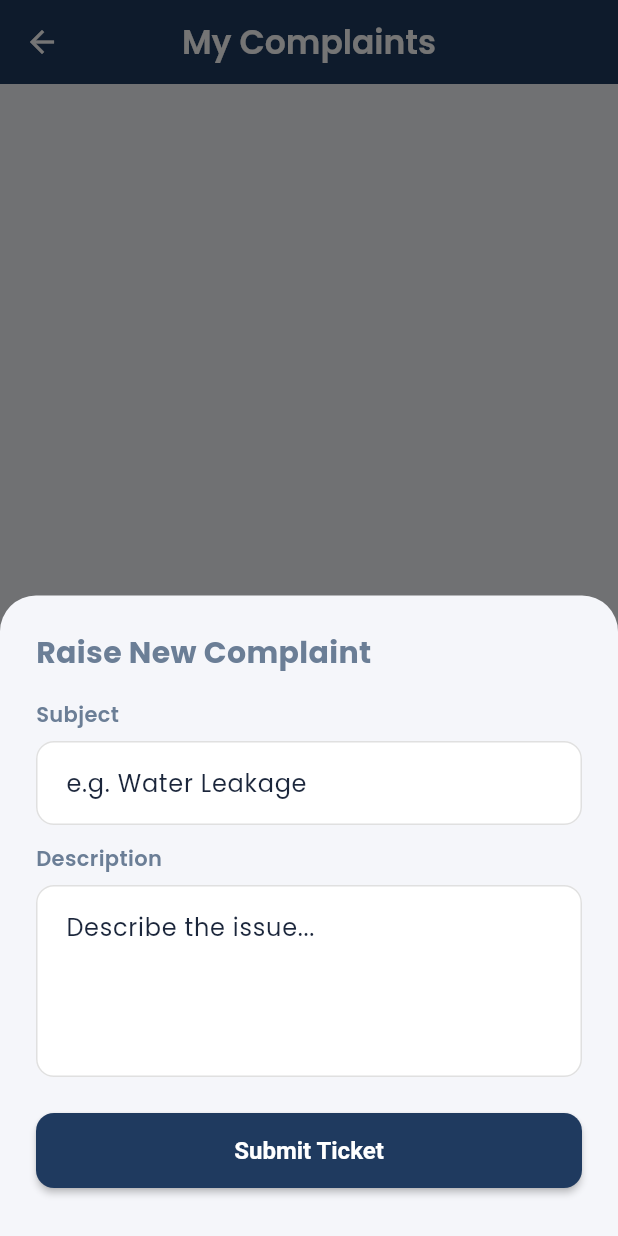
After one commit to ganesh-rajput-07/ResiFlow-app, a Flutter app: the RaiseComplaintScreen screen opened directly, after a tap on "Raise Ticket", on a phone screen of 412 x 824 dp. The commit adds this screen. Run offline on Flutter 3.47's test engine with Material 3 defaults, Android fonts, the phone set to English and light mode, and no system bars; our stand-ins replace file_picker, flutter_secure_storage, google_fonts, pdf, printing, qr_flutter; missing offline and left inert: mobile_scanner; accounts and stored records are empty; network calls fail.

Commit message:
feat: implement society directory, update registration with vehicle details, and add complaint management screens

```diff
--- a/lib/core/constants/api_constants.dart
+++ b/lib/core/constants/api_constants.dart
@@ -58,4 +58,5 @@ class ApiConstants {
   static const String members = '$baseUrl/directory/members/';
   static const String manageResidents = '$baseUrl/auth/manage-residents/';
   static const String manageGuards = '$baseUrl/auth/manage-guards/';
+  static const String societyDirectory = '$baseUrl/directory/society-directory/';
 }
--- a/lib/providers/auth_provider.dart
+++ b/lib/providers/auth_provider.dart
@@ -41,7 +41,7 @@ class AuthProvider with ChangeNotifier {
     }
   }
 
-  Future<bool> register(Map<String, String> data) async {
+  Future<bool> register(Map<String, dynamic> data) async {
     _setLoading(true);
     _error = null;
     try {
--- /dev/null
+++ b/lib/screens/communication/raise_complaint_screen.dart
@@ -0,0 +1,132 @@
+import 'dart:convert';
+import 'package:flutter/material.dart';
+import '../../core/constants/api_constants.dart';
+import '../../services/api_service.dart';
+import '../../widgets/custom_button.dart';
+import '../../widgets/custom_text_field.dart';
+
+class RaiseComplaintScreen extends StatefulWidget {
+  const RaiseComplaintScreen({super.key});
+
+  @override
+  State<RaiseComplaintScreen> createState() => _RaiseComplaintScreenState();
+}
+
+class _RaiseComplaintScreenState extends State<RaiseComplaintScreen> {
+  final _titleController = TextEditingController();
+  final _descController = TextEditingController();
+  final ApiService _apiService = ApiService();
+  bool _isLoading = false;
+  List<dynamic> _myComplaints = [];
+  bool _isFetching = true;
+
+  @override
+  void initState() {
+    super.initState();
+    _fetchMyComplaints();
+  }
+
+  Future<void> _fetchMyComplaints() async {
+    setState(() => _isFetching = true);
+    try {
+      final response = await _apiService.get(ApiConstants.complaints);
+      if (response.statusCode == 200) {
+        final data = jsonDecode(response.body);
+        setState(() {
+          _myComplaints = data is List ? data : (data['results'] ?? []);
+        });
+      }
+    } catch (e) {
+      debugPrint('Error: $e');
+    } finally {
+      if (mounted) setState(() => _isFetching = false);
+    }
+  }
+
+  void _showRaiseComplaintDialog() {
+    showModalBottomSheet(
+      context: context,
+      isScrollControlled: true,
+      shape: const RoundedRectangleBorder(borderRadius: BorderRadius.vertical(top: Radius.circular(24))),
+      builder: (context) => StatefulBuilder(
+        builder: (context, setModalState) => Padding(
+          padding: EdgeInsets.only(bottom: MediaQuery.of(context).viewInsets.bottom, left: 24, right: 24, top: 24),
+          child: Column(
+            mainAxisSize: MainAxisSize.min,
+            crossAxisAlignment: CrossAxisAlignment.start,
+            children: [
+              const Text('Raise New Complaint', style: TextStyle(fontSize: 20, fontWeight: FontWeight.bold)),
+              const SizedBox(height: 16),
+              CustomTextField(controller: _titleController, label: 'Subject', hint: 'e.g. Water Leakage'),
+              const SizedBox(height: 12),
+              CustomTextField(controller: _descController, label: 'Description', hint: 'Describe the issue...', maxLines: 4),
+              const SizedBox(height: 24),
+              CustomButton(
+                text: 'Submit Ticket',
+                isLoading: _isLoading,
+                onPressed: () async {
+                  if (_titleController.text.isEmpty || _descController.text.isEmpty) return;
+                  setModalState(() => _isLoading = true);
+                  try {
+                    final response = await _apiService.post(ApiConstants.complaints, {
+                      'title': _titleController.text,
+                      'description': _descController.text,
+                    });
+                    if (response.statusCode == 201) {
+                      _titleController.clear();
+                      _descController.clear();
+                      Navigator.pop(context);
+                      _fetchMyComplaints();
+                      ScaffoldMessenger.of(context).showSnackBar(const SnackBar(content: Text('Complaint registered successfully')));
+                    }
+                  } catch (e) {
+                    debugPrint('Error: $e');
+                  } finally {
+                    setModalState(() => _isLoading = false);
+                  }
+                },
+              ),
+              const SizedBox(height: 32),
+            ],
+          ),
+        ),
+      ),
+    );
+  }
+
+  @override
+  Widget build(BuildContext context) {
+    return Scaffold(
+      appBar: AppBar(title: const Text('My Complaints')),
+      body: _isFetching
+          ? const Center(child: CircularProgressIndicator())
+          : _myComplaints.isEmpty
+              ? const Center(child: Text('No complaints raised yet.'))
+              : ListView.builder(
+                  padding: const EdgeInsets.all(16),
+                  itemCount: _myComplaints.length,
+                  itemBuilder: (context, index) {
+                    final c = _myComplaints[index];
+                    final statusColor = c['status'] == 'resolved' ? Colors.green : (c['status'] == 'in_progress' ? Colors.orange : Colors.blue);
+                    return Card(
+                      margin: const EdgeInsets.only(bottom: 12),
+                      child: ListTile(
+                        title: Text(c['title'], style: const TextStyle(fontWeight: FontWeight.bold)),
+                        subtitle: Text(c['description']),
+                        trailing: Container(
+                          padding: const EdgeInsets.symmetric(horizontal: 8, vertical: 4),
+                          decoration: BoxDecoration(color: statusColor.withOpacity(0.1), borderRadius: BorderRadius.circular(8)),
+                          child: Text(c['status'].toString().toUpperCase(), style: TextStyle(color: statusColor, fontSize: 10, fontWeight: FontWeight.bold)),
+                        ),
+                      ),
+                    );
+                  },
+                ),
+      floatingActionButton: FloatingActionButton.extended(
+        onPressed: _showRaiseComplaintDialog,
+        icon: const Icon(Icons.add_comment),
+        label: const Text('Raise Ticket'),
+      ),
+    );
+  }
+}
--- a/lib/screens/dashboard/dashboard_screen.dart
+++ b/lib/screens/dashboard/dashboard_screen.dart
@@ -17,6 +17,7 @@ import '../finance/maintenance_finance_screen.dart';
 import '../finance/resident_payments_screen.dart';
 import '../finance/resident_penalties_screen.dart';
 import '../finance/resident_finance_dashboard.dart';
+import '../directory/society_directory_screen.dart';
 import '../directory/helpers_directory_screen.dart';
 import '../communication/community_forum_screen.dart';
 import '../communication/notices_screen.dart';
@@ -25,6 +26,8 @@ import '../admin/manage_residents_screen.dart';
 import '../profile/profile_screen.dart';
 import '../gatekeeper/guard_security_screen.dart';
 import '../gatekeeper/visitor_logs_history_screen.dart';
+import '../communication/raise_complaint_screen.dart';
+import '../communication/manage_complaints_screen.dart';
 import '../admin/guard_attendance_report_screen.dart';
 import '../admin/manage_guards_screen.dart';
 
@@ -101,6 +104,8 @@ class DashboardScreen extends StatelessWidget {
                     onTap: () => _push(context, const MaintenanceFinanceScreen())),
                   _DashboardItem(icon: Icons.admin_panel_settings, title: 'Manage Guards',
                     onTap: () => _push(context, const ManageGuardsScreen())),
+                  _DashboardItem(icon: Icons.feedback, title: 'Complaints',
+                    onTap: () => _push(context, const ManageComplaintsScreen())),
                   _DashboardItem(icon: Icons.assignment_ind, title: 'Guard Attendance',
                     onTap: () => _push(context, const GuardAttendanceReportScreen())),
                 ],
@@ -117,6 +122,8 @@ class DashboardScreen extends StatelessWidget {
                     onTap: () => _push(context, const PreApprovalScreen())),
                   _DashboardItem(icon: Icons.history, title: 'Visitor Logs',
                     onTap: () => _push(context, const VisitorLogsHistoryScreen())),
+                  _DashboardItem(icon: Icons.report_problem, title: 'Complaints',
+                    onTap: () => _push(context, const RaiseComplaintScreen())),
                   _DashboardItem(icon: Icons.local_parking, title: 'Parking Lots',
                     onTap: () => _push(context, const ParkingLotsScreen())),
                   _DashboardItem(icon: Icons.cleaning_services, title: 'Helpers',
@@ -147,6 +154,10 @@ class DashboardScreen extends StatelessWidget {
                         _push(context, const ResidentPenaltiesScreen());
                       }
                     }),
+                  _DashboardItem(icon: Icons.people, title: 'Resident Directory',
+                    onTap: () => _push(context, const SocietyDirectoryScreen())),
+                  _DashboardItem(icon: Icons.info_outline, title: 'Society Info',
+                    onTap: () => _push(context, const SocietyInfoScreen())),
                   _DashboardItem(icon: Icons.account_balance, title: 'Society Finance',
                     onTap: () => _push(context, const ResidentFinanceDashboard())),
                 ],
```
Also changed, not shown: lib/screens/auth/register_screen.dart (+22 -0 lines), lib/screens/communication/manage_complaints_screen.dart (added, +122 -0 lines), lib/screens/directory/society_directory_screen.dart (added, +135 -0 lines).
